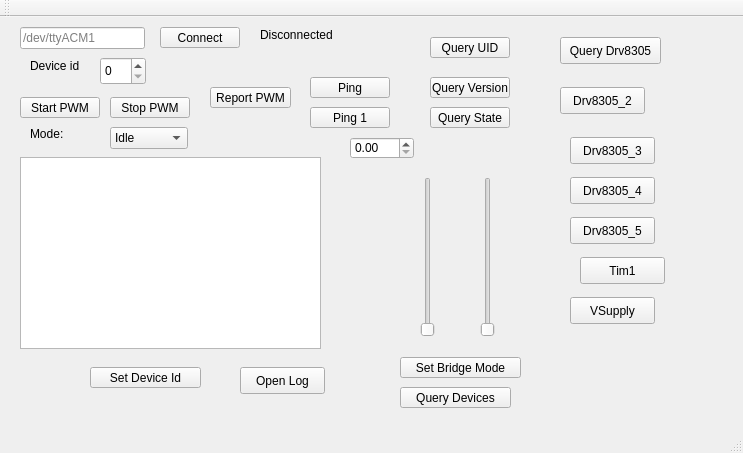
First picture: the form in Bark/mainwindow.ui, repository craftit/DogBotSoftware, before the edit.
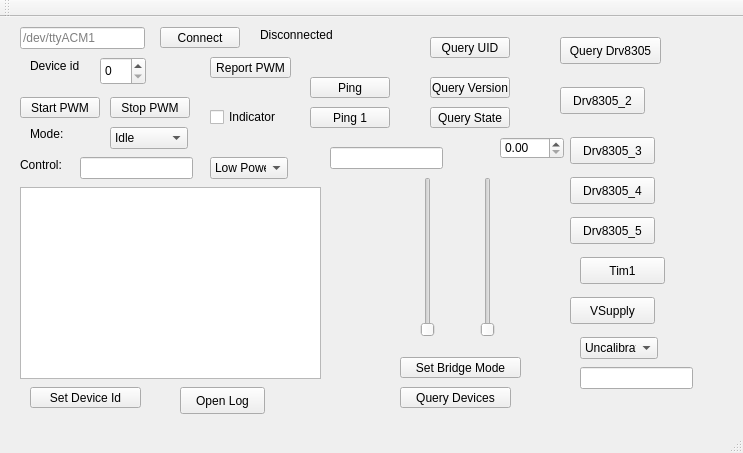
Second picture: the form after the edit.

Commit message: Work on calibration and error handling.

What changed in the file:
```diff
--- a/Bark/mainwindow.ui
+++ b/Bark/mainwindow.ui
@@ -57,7 +57,7 @@
     <property name="geometry">
      <rect>
       <x>20</x>
-      <y>140</y>
+      <y>170</y>
       <width>301</width>
       <height>192</height>
      </rect>
@@ -80,7 +80,7 @@
     <property name="geometry">
      <rect>
       <x>210</x>
-      <y>70</y>
+      <y>40</y>
       <width>81</width>
       <height>21</height>
      </rect>
@@ -153,7 +153,7 @@
    <widget class="QDoubleSpinBox" name="doubleSpinBox">
     <property name="geometry">
      <rect>
-      <x>350</x>
+      <x>500</x>
       <y>120</y>
       <width>64</width>
       <height>22</height>
@@ -286,8 +286,8 @@
    <widget class="QPushButton" name="pushButtonSetDeviceId">
     <property name="geometry">
      <rect>
-      <x>90</x>
-      <y>350</y>
+      <x>30</x>
+      <y>370</y>
       <width>111</width>
       <height>21</height>
      </rect>
@@ -299,8 +299,8 @@
    <widget class="QPushButton" name="pushButtonOpenLog">
     <property name="geometry">
      <rect>
-      <x>240</x>
-      <y>350</y>
+      <x>180</x>
+      <y>370</y>
       <width>85</width>
       <height>27</height>
      </rect>
@@ -423,6 +423,127 @@
      <string>VSupply</string>
     </property>
    </widget>
+   <widget class="QComboBox" name="comboBoxCalibration">
+    <property name="geometry">
+     <rect>
+      <x>580</x>
+      <y>320</y>
+      <width>78</width>
+      <height>22</height>
+     </rect>
+    </property>
+    <item>
+     <property name="text">
+      <string>Uncalibrated</string>
+     </property>
+    </item>
+    <item>
+     <property name="text">
+      <string>Measuring</string>
+     </property>
+    </item>
+    <item>
+     <property name="text">
+      <string>Calibrated</string>
+     </property>
+    </item>
+   </widget>
+   <widget class="QComboBox" name="comboBoxControlState">
+    <property name="geometry">
+     <rect>
+      <x>210</x>
+      <y>140</y>
+      <width>78</width>
+      <height>22</height>
+     </rect>
+    </property>
+    <item>
+     <property name="text">
+      <string>Low Power</string>
+     </property>
+    </item>
+    <item>
+     <property name="text">
+      <string>Manual</string>
+     </property>
+    </item>
+    <item>
+     <property name="text">
+      <string>Factory Calibrate</string>
+     </property>
+    </item>
+    <item>
+     <property name="text">
+      <string>Position Calibrate</string>
+     </property>
+    </item>
+    <item>
+     <property name="text">
+      <string>Emergency Stop</string>
+     </property>
+    </item>
+    <item>
+     <property name="text">
+      <string>Reset</string>
+     </property>
+    </item>
+   </widget>
+   <widget class="QLineEdit" name="lineEditContrlolState">
+    <property name="geometry">
+     <rect>
+      <x>80</x>
+      <y>140</y>
+      <width>113</width>
+      <height>22</height>
+     </rect>
+    </property>
+   </widget>
+   <widget class="QLabel" name="label_3">
+    <property name="geometry">
+     <rect>
+      <x>20</x>
+      <y>140</y>
+      <width>59</width>
+      <height>16</height>
+     </rect>
+    </property>
+    <property name="text">
+     <string>Control:</string>
+    </property>
+   </widget>
+   <widget class="QLineEdit" name="lineEditFault">
+    <property name="geometry">
+     <rect>
+      <x>330</x>
+      <y>130</y>
+      <width>113</width>
+      <height>22</height>
+     </rect>
+    </property>
+   </widget>
+   <widget class="QCheckBox" name="checkBoxIndicator">
+    <property name="geometry">
+     <rect>
+      <x>210</x>
+      <y>90</y>
+      <width>83</width>
+      <height>20</height>
+     </rect>
+    </property>
+    <property name="text">
+     <string>Indicator</string>
+    </property>
+   </widget>
+   <widget class="QLineEdit" name="lineEditCalibration">
+    <property name="geometry">
+     <rect>
+      <x>580</x>
+      <y>350</y>
+      <width>113</width>
+      <height>22</height>
+     </rect>
+    </property>
+   </widget>
   </widget>
   <widget class="QMenuBar" name="menuBar">
    <property name="geometry">
```
Left out of the diff: 2 changed lines with no effect on the pictures. The commit also changes 13 other files.
